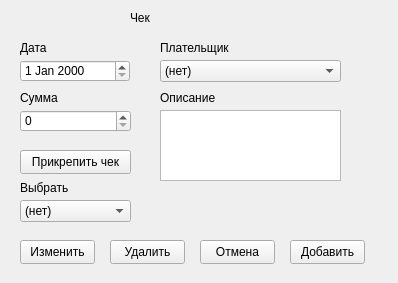
Before: the Qt Designer form my_helper/my_helper/designer_ui/bills.ui in SmolPO/vertical, drawn with Qt 5.
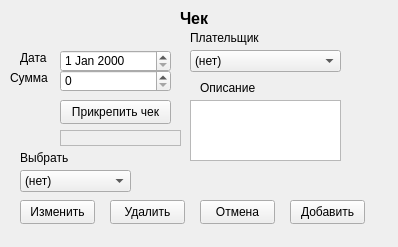
After: the same form once the commit is applied.

```diff
--- a/my_helper/my_helper/designer_ui/bills.ui
+++ b/my_helper/my_helper/designer_ui/bills.ui
@@ -7,7 +7,7 @@
     <x>0</x>
     <y>0</y>
     <width>398</width>
-    <height>283</height>
+    <height>247</height>
    </rect>
   </property>
   <property name="windowTitle">
@@ -16,9 +16,9 @@
   <widget class="QDateEdit" name="date">
    <property name="geometry">
     <rect>
-     <x>20</x>
-     <y>60</y>
-     <width>110</width>
+     <x>60</x>
+     <y>50</y>
+     <width>111</width>
      <height>22</height>
     </rect>
    </property>
@@ -26,8 +26,8 @@
   <widget class="QSpinBox" name="sb_value">
    <property name="geometry">
     <rect>
-     <x>20</x>
-     <y>110</y>
+     <x>60</x>
+     <y>70</y>
      <width>111</width>
      <height>22</height>
     </rect>
@@ -36,9 +36,9 @@
   <widget class="QComboBox" name="cb_buyer">
    <property name="geometry">
     <rect>
-     <x>160</x>
-     <y>60</y>
-     <width>181</width>
+     <x>190</x>
+     <y>50</y>
+     <width>151</width>
      <height>22</height>
     </rect>
    </property>
@@ -51,22 +51,28 @@
   <widget class="QPlainTextEdit" name="note">
    <property name="geometry">
     <rect>
-     <x>160</x>
-     <y>110</y>
-     <width>181</width>
-     <height>71</height>
+     <x>190</x>
+     <y>100</y>
+     <width>151</width>
+     <height>61</height>
     </rect>
    </property>
   </widget>
   <widget class="QLabel" name="label">
    <property name="geometry">
     <rect>
-     <x>130</x>
+     <x>180</x>
      <y>10</y>
      <width>61</width>
      <height>16</height>
     </rect>
    </property>
+   <property name="font">
+    <font>
+     <pointsize>12</pointsize>
+     <bold>true</bold>
+    </font>
+   </property>
    <property name="text">
     <string>Чек</string>
    </property>
@@ -75,7 +81,7 @@
    <property name="geometry">
     <rect>
      <x>290</x>
-     <y>240</y>
+     <y>200</y>
      <width>75</width>
      <height>24</height>
     </rect>
@@ -88,7 +94,7 @@
    <property name="geometry">
     <rect>
      <x>200</x>
-     <y>240</y>
+     <y>200</y>
      <width>75</width>
      <height>24</height>
     </rect>
@@ -100,8 +106,8 @@
   <widget class="QPushButton" name="b_bill">
    <property name="geometry">
     <rect>
-     <x>20</x>
-     <y>150</y>
+     <x>60</x>
+     <y>100</y>
      <width>111</width>
      <height>24</height>
     </rect>
@@ -113,8 +119,8 @@
   <widget class="QLabel" name="label_2">
    <property name="geometry">
     <rect>
-     <x>160</x>
-     <y>90</y>
+     <x>200</x>
+     <y>80</y>
      <width>61</width>
      <height>16</height>
     </rect>
@@ -126,8 +132,8 @@
   <widget class="QLabel" name="label_3">
    <property name="geometry">
     <rect>
-     <x>160</x>
-     <y>40</y>
+     <x>190</x>
+     <y>30</y>
      <width>91</width>
      <height>16</height>
     </rect>
@@ -139,8 +145,8 @@
   <widget class="QLabel" name="label_4">
    <property name="geometry">
     <rect>
-     <x>20</x>
-     <y>90</y>
+     <x>10</x>
+     <y>70</y>
      <width>49</width>
      <height>16</height>
     </rect>
@@ -153,7 +159,7 @@
    <property name="geometry">
     <rect>
      <x>20</x>
-     <y>40</y>
+     <y>50</y>
      <width>49</width>
      <height>16</height>
     </rect>
@@ -166,7 +172,7 @@
    <property name="geometry">
     <rect>
      <x>20</x>
-     <y>200</y>
+     <y>170</y>
      <width>111</width>
      <height>22</height>
     </rect>
@@ -181,7 +187,7 @@
    <property name="geometry">
     <rect>
      <x>20</x>
-     <y>180</y>
+     <y>150</y>
      <width>49</width>
      <height>16</height>
     </rect>
@@ -194,7 +200,7 @@
    <property name="geometry">
     <rect>
      <x>20</x>
-     <y>240</y>
+     <y>200</y>
      <width>75</width>
      <height>24</height>
     </rect>
@@ -207,7 +213,7 @@
    <property name="geometry">
     <rect>
      <x>110</x>
-     <y>240</y>
+     <y>200</y>
      <width>75</width>
      <height>24</height>
     </rect>
@@ -216,6 +222,22 @@
     <string>Удалить</string>
    </property>
   </widget>
+  <widget class="QLabel" name="file_path">
+   <property name="geometry">
+    <rect>
+     <x>60</x>
+     <y>130</y>
+     <width>121</width>
+     <height>16</height>
+    </rect>
+   </property>
+   <property name="frameShape">
+    <enum>QFrame::StyledPanel</enum>
+   </property>
+   <property name="text">
+    <string/>
+   </property>
+  </widget>
  </widget>
  <resources/>
  <connections/>
```
